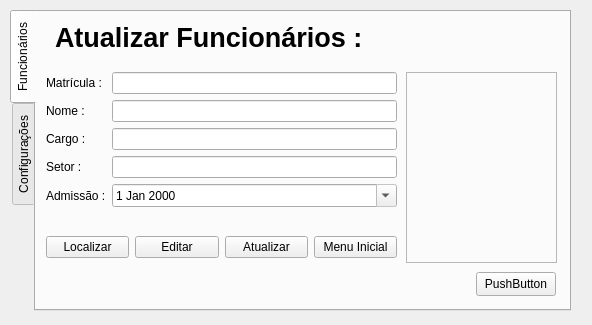
This is form.ui in selrahcsan/CrachaFacil as Qt 5 draws it before an edit. The edited form follows.
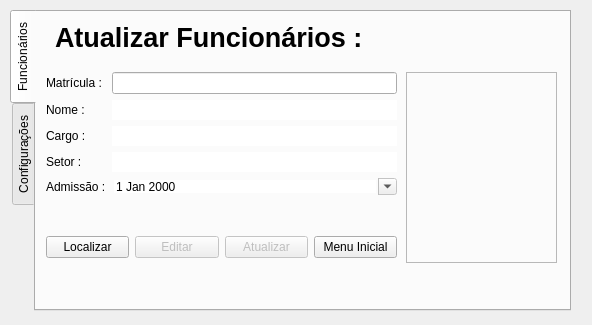
This is the edited form.

```diff
--- a/form.ui
+++ b/form.ui
@@ -250,19 +250,6 @@
         <string>Atualizar Funcionários : </string>
        </property>
       </widget>
-      <widget class="QPushButton" name="localizar_mais_um">
-       <property name="geometry">
-        <rect>
-         <x>430</x>
-         <y>250</y>
-         <width>80</width>
-         <height>24</height>
-        </rect>
-       </property>
-       <property name="text">
-        <string>PushButton</string>
-       </property>
-      </widget>
       <widget class="QWidget" name="layoutWidget">
        <property name="geometry">
         <rect>
@@ -296,6 +283,9 @@
         </item>
         <item row="1" column="1">
          <widget class="QLineEdit" name="lineEdit_atualizar_nome">
+          <property name="frame">
+           <bool>false</bool>
+          </property>
           <property name="readOnly">
            <bool>true</bool>
           </property>
@@ -310,6 +300,9 @@
         </item>
         <item row="2" column="1">
          <widget class="QLineEdit" name="lineEdit_atualizar_cargo">
+          <property name="frame">
+           <bool>false</bool>
+          </property>
           <property name="readOnly">
            <bool>true</bool>
           </property>
@@ -324,6 +317,9 @@
         </item>
         <item row="3" column="1">
          <widget class="QLineEdit" name="lineEdit_atualizar_setor">
+          <property name="frame">
+           <bool>false</bool>
+          </property>
           <property name="readOnly">
            <bool>true</bool>
           </property>
@@ -338,6 +334,9 @@
         </item>
         <item row="4" column="1">
          <widget class="QDateEdit" name="dateEdit_atualizar_admissao">
+          <property name="frame">
+           <bool>false</bool>
+          </property>
           <property name="readOnly">
            <bool>true</bool>
           </property>
@@ -366,14 +365,20 @@
          </widget>
         </item>
         <item>
-         <widget class="QPushButton" name="voltar_2">
+         <widget class="QPushButton" name="editar_localizar">
+          <property name="enabled">
+           <bool>false</bool>
+          </property>
           <property name="text">
            <string>Editar</string>
           </property>
          </widget>
         </item>
         <item>
-         <widget class="QPushButton" name="cadastrar_2">
+         <widget class="QPushButton" name="atualizar_localizar">
+          <property name="enabled">
+           <bool>false</bool>
+          </property>
           <property name="text">
            <string>Atualizar</string>
           </property>
```
